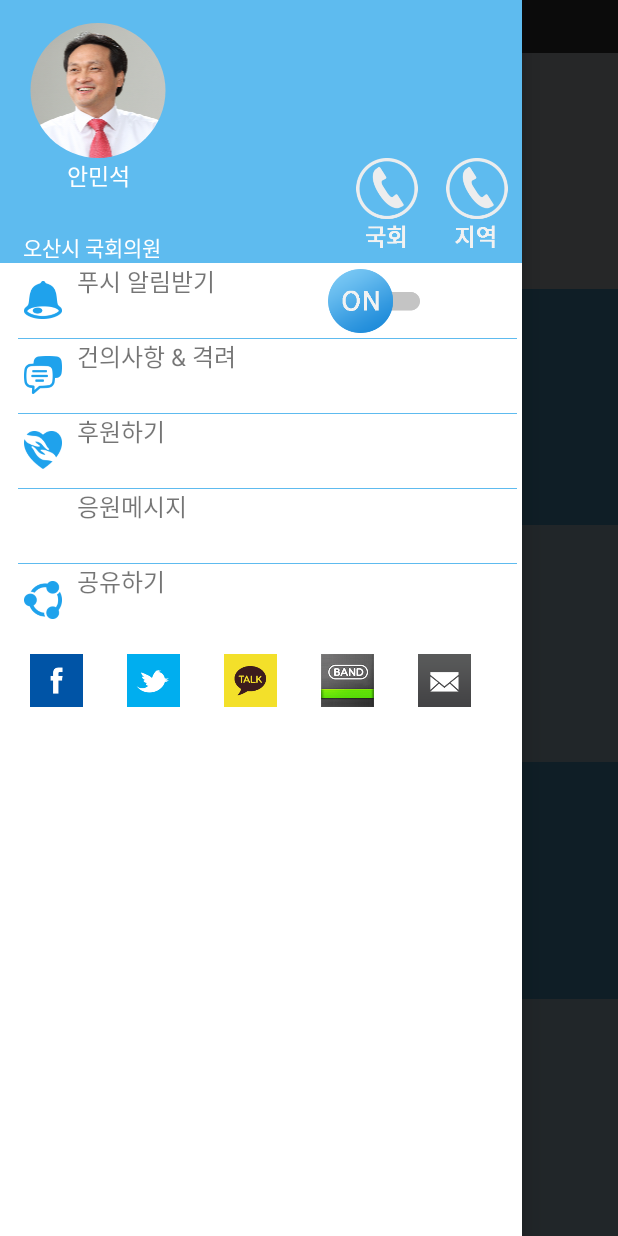
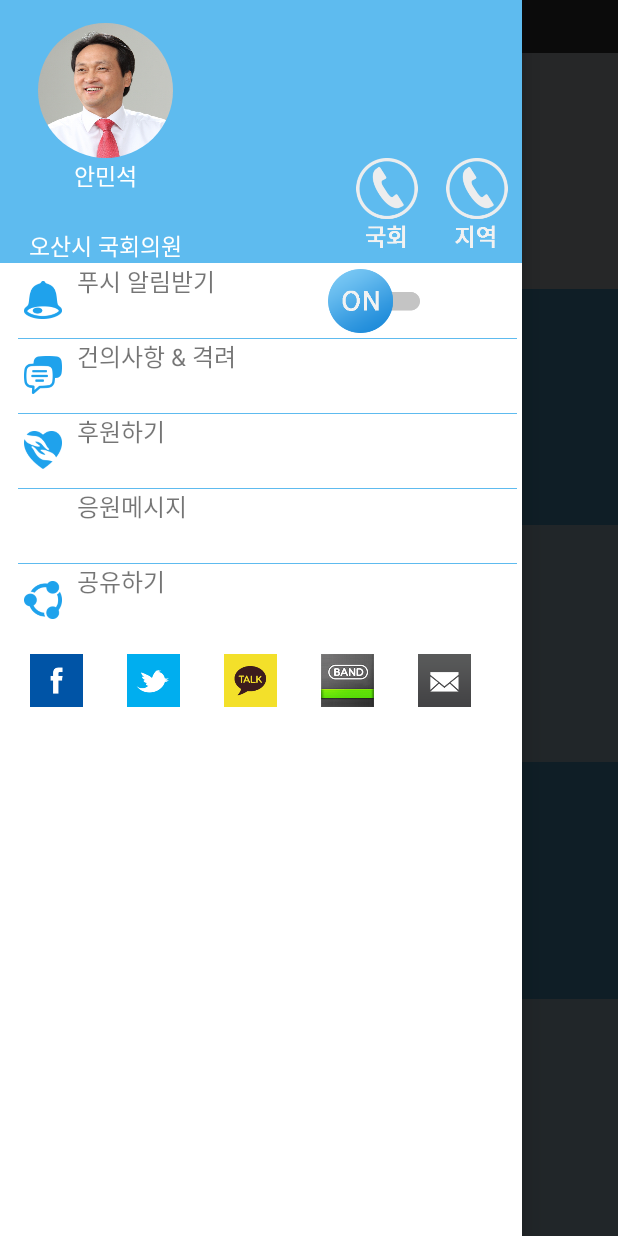
Before and after one commit to madcatlove/NationalAssembly, an Android app: the MainActivity screen opened directly, with no data from a screen before it, with the side drawer open, on a phone screen of 412 x 824 dp. Run offline under Robolectric (Android 15) with nearby library versions, the phone set to English and light mode, and no system bars; libraries missing offline, so code that uses them is left out: com.kakao; pictures from the network do not load; Roboto replaces fonts that are not available here; 4 statements that could not run were skipped.

Commit message:
슬라이딩메뉴 텍스트 크기 적용

```diff
--- a/app/src/main/res/layout/activity_main.xml
+++ b/app/src/main/res/layout/activity_main.xml
@@ -35,7 +35,7 @@
 
             <ImageView
                 android:id="@+id/slider_profile_img"
-                android:layout_width="100dp"
+                android:layout_width="110dp"
                 android:layout_height="wrap_content"
                 android:layout_marginLeft="15dp"
                 android:paddingTop="15dp" />
@@ -49,7 +49,7 @@
 
             <TextView
                 android:id="@+id/profile_name"
-                android:layout_width="100dp"
+                android:layout_width="110dp"
                 android:layout_height="wrap_content"
                 android:layout_alignParentTop="true"
                 android:layout_marginLeft="15dp"
@@ -60,13 +60,15 @@
 
             <TextView
                 android:id="@+id/job"
-                android:layout_width="100dp"
+                android:layout_width="110dp"
                 android:layout_height="wrap_content"
                 android:layout_alignParentBottom="true"
                 android:layout_alignParentLeft="true"
                 android:layout_alignParentStart="true"
                 android:layout_marginLeft="15dp"
+                android:gravity="center_horizontal"
                 android:text="오산시 국회의원"
+                android:textSize="15dp"
                 android:textColor="#ffffff" />
 
             <ImageView
```
